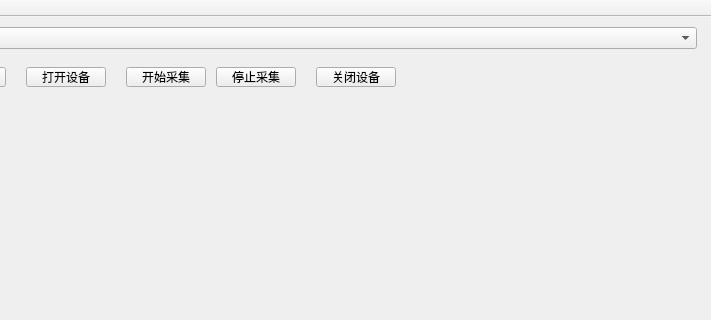
timbrist/hikvision-qt, file mainwindow.ui: the form before one commit; both pictures show x 94 to 805 and y 0 to 320 of the 805 by 652 pixel window.
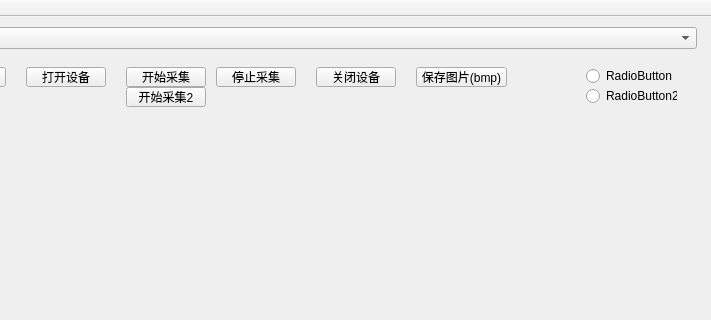
The form after the commit.

Commit message: 将sdk与界面分离， 添加保存照片功能

```diff
--- a/mainwindow.ui
+++ b/mainwindow.ui
@@ -108,6 +108,58 @@
      <string>停止采集</string>
     </property>
    </widget>
+   <widget class="QPushButton" name="pushButton_6">
+    <property name="geometry">
+     <rect>
+      <x>510</x>
+      <y>50</y>
+      <width>91</width>
+      <height>20</height>
+     </rect>
+    </property>
+    <property name="text">
+     <string>保存图片(bmp)</string>
+    </property>
+   </widget>
+   <widget class="QRadioButton" name="radioButton">
+    <property name="geometry">
+     <rect>
+      <x>680</x>
+      <y>50</y>
+      <width>91</width>
+      <height>18</height>
+     </rect>
+    </property>
+    <property name="text">
+     <string>RadioButton</string>
+    </property>
+   </widget>
+   <widget class="QRadioButton" name="radioButton_2">
+    <property name="geometry">
+     <rect>
+      <x>680</x>
+      <y>70</y>
+      <width>91</width>
+      <height>18</height>
+     </rect>
+    </property>
+    <property name="text">
+     <string>RadioButton2</string>
+    </property>
+   </widget>
+   <widget class="QPushButton" name="pushButton_7">
+    <property name="geometry">
+     <rect>
+      <x>220</x>
+      <y>70</y>
+      <width>80</width>
+      <height>20</height>
+     </rect>
+    </property>
+    <property name="text">
+     <string>开始采集2</string>
+    </property>
+   </widget>
   </widget>
   <widget class="QMenuBar" name="menuBar">
    <property name="geometry">
```
The commit also changes 5 other files.
